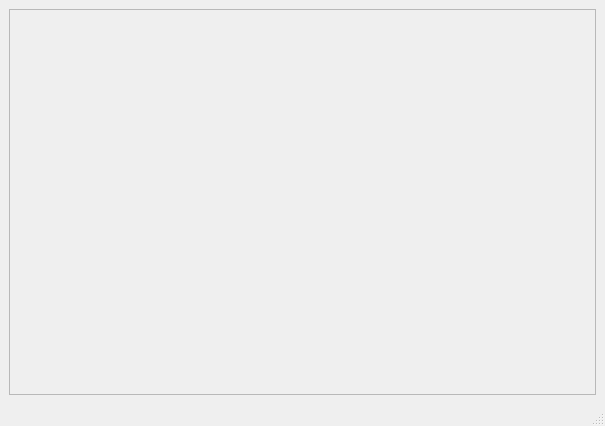
This is nav.ui in Tairy/parking as Qt 5 draws it before an edit. The edited form follows.
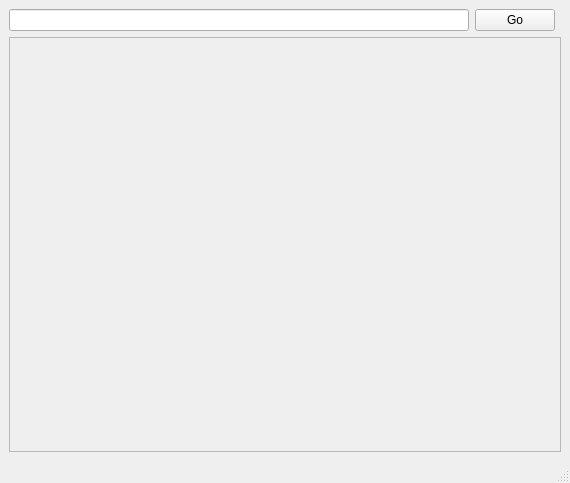
This is the edited form.

```diff
--- a/nav.ui
+++ b/nav.ui
@@ -6,16 +6,28 @@
    <rect>
     <x>0</x>
     <y>0</y>
-    <width>605</width>
-    <height>426</height>
+    <width>570</width>
+    <height>483</height>
    </rect>
   </property>
   <property name="windowTitle">
    <string>MainWindow</string>
   </property>
   <widget class="QWidget" name="centralwidget">
+   <layout class="QVBoxLayout" name="verticalLayout">
+    <item>
    <layout class="QGridLayout" name="gridLayout">
     <item row="0" column="0">
+       <widget class="QLineEdit" name="pos_num"/>
+      </item>
+      <item row="0" column="1">
+       <widget class="QPushButton" name="go">
+        <property name="text">
+         <string>Go</string>
+        </property>
+       </widget>
+      </item>
+      <item row="1" column="0" colspan="3">
      <widget class="QScrollArea" name="scrollArea">
       <property name="widgetResizable">
        <bool>true</bool>
@@ -25,12 +37,14 @@
         <rect>
          <x>0</x>
          <y>0</y>
-         <width>585</width>
-         <height>384</height>
+           <width>548</width>
+           <height>410</height>
         </rect>
        </property>
       </widget>
      </widget>
+      </item>
+     </layout>
     </item>
    </layout>
   </widget>
```
Lines whose indentation alone changed are shown as unchanged.
